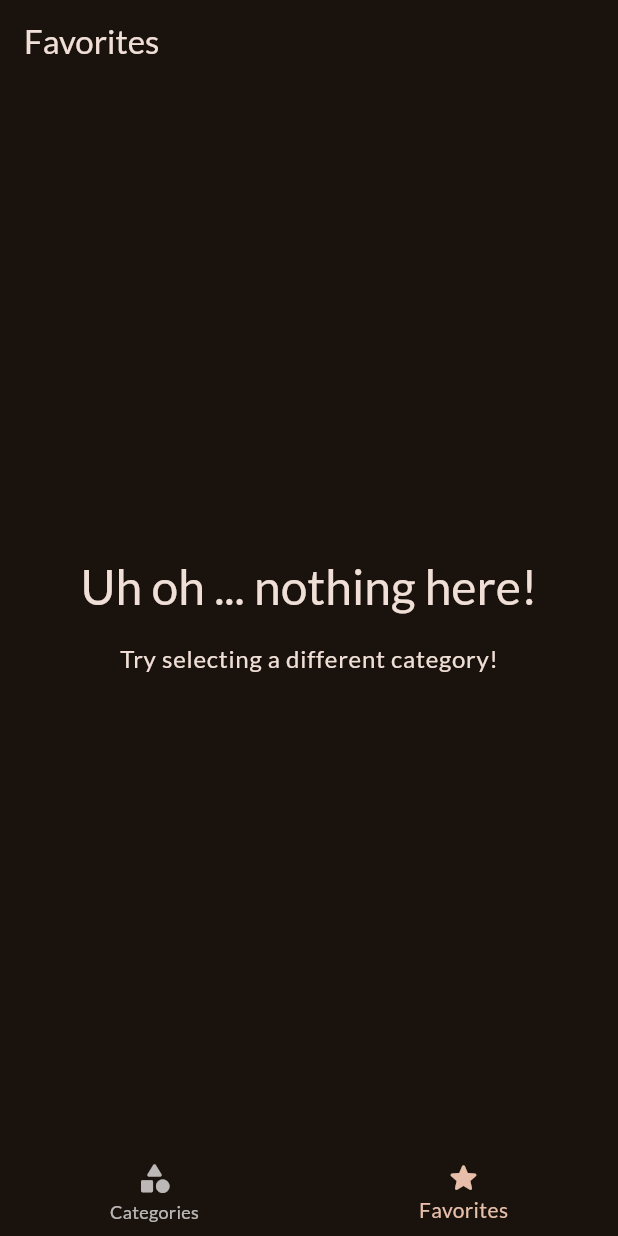
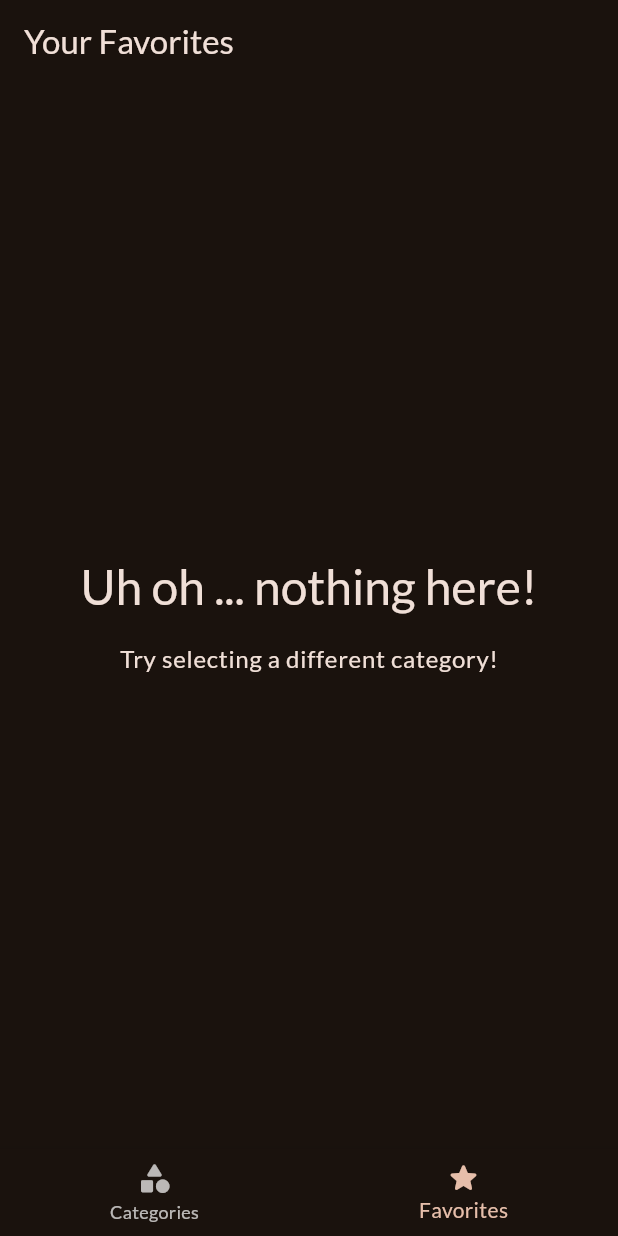
Before and after one commit to FadyFawzyOfficial/mealsx, a Flutter app: the screen it shows after launch, item 2 of the bottom bar chosen, on a phone screen of 412 x 824 dp. Run offline on Flutter 3.47's test engine with Material 3 defaults, Android fonts, the phone set to English and light mode, and no system bars; our stand-ins replace google_fonts, transparent_image.

Commit message:
23. Use TabsScreen Scaffold widget & Remove Scaffold from Meals & Categories Screens

```diff
--- a/lib/screens/categories_screen.dart
+++ b/lib/screens/categories_screen.dart
@@ -10,7 +10,6 @@ class CategoriesScreen extends StatelessWidget {
   @override
   Widget build(context) {
     return Scaffold(
-      appBar: AppBar(title: const Text('Meals Categories')),
       body: CategoriesGridView(onMealFavoriteToggled: onMealFavoriteToggled),
     );
   }
--- a/lib/screens/meals_screen.dart
+++ b/lib/screens/meals_screen.dart
@@ -5,13 +5,13 @@ import '../widgets/empty_meals.dart';
 import '../widgets/meal_list_item.dart';
 
 class MealsScreen extends StatelessWidget {
-  final String title;
+  final String? title;
   final List<Meal> meals;
   final Function(Meal meal) onMealFavoriteToggled;
 
   const MealsScreen({
     super.key,
-    required this.title,
+    this.title,
     required this.meals,
     required this.onMealFavoriteToggled,
   });
@@ -19,7 +19,7 @@ class MealsScreen extends StatelessWidget {
   @override
   Widget build(context) {
     return Scaffold(
-      appBar: AppBar(title: Text(title)),
+      appBar: title != null ? AppBar(title: Text(title!)) : null,
       body: meals.isNotEmpty
           ? MealsListView(
               meals: meals,
--- a/lib/screens/tabs_screen.dart
+++ b/lib/screens/tabs_screen.dart
@@ -18,10 +18,12 @@ class _TabsScreenState extends State<TabsScreen> {
   @override
   Widget build(context) {
     return Scaffold(
+      appBar: AppBar(
+        title: Text(['Meals Categories', 'Your Favorites'][screenIndex]),
+      ),
       body: [
         CategoriesScreen(onMealFavoriteToggled: toggleMealFavoriteStatus),
         MealsScreen(
-          title: 'Favorites',
           meals: favoriteMeals,
           onMealFavoriteToggled: toggleMealFavoriteStatus,
         ),
```
